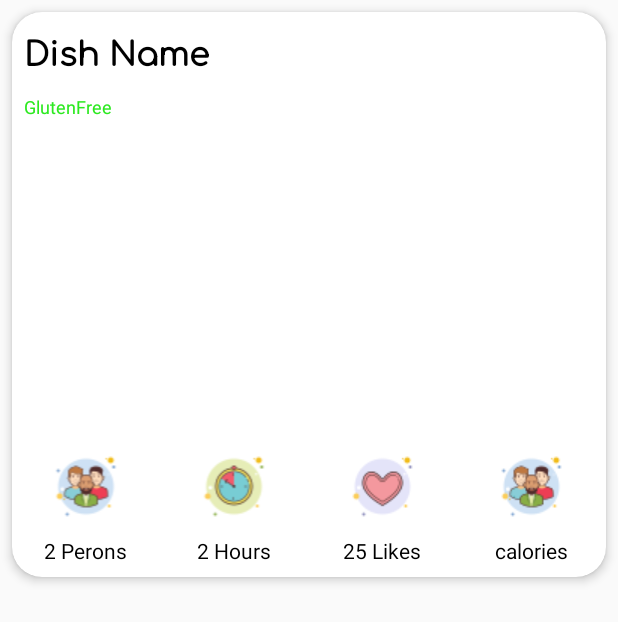
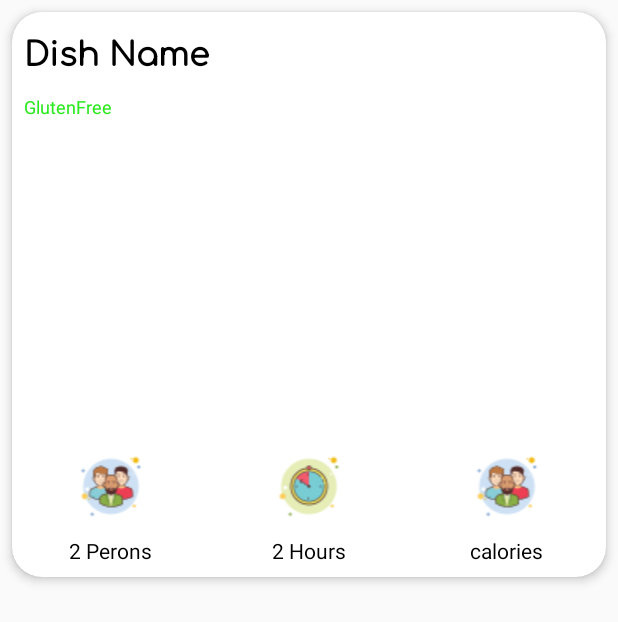
Before and after one commit to vishalmakhiijani/food-recipe-android-app, an Android app: the layout activity_list_meal_planer_recipe.xml on its own in the app's theme, with its tools: preview values and no code run, on a phone screen of 412 x 824 dp. Shown: the top 622 px of the screen. Run offline under Robolectric (Android 15) with nearby library versions, the light colour scheme and no system bars.

Commit message:
UI Upgrades

```diff
--- a/app/src/main/res/layout/activity_list_meal_planer_recipe.xml
+++ b/app/src/main/res/layout/activity_list_meal_planer_recipe.xml
@@ -120,28 +120,6 @@
                     android:textSize="14sp" />
             </LinearLayout>
 
-            <LinearLayout
-                android:layout_width="0dp"
-                android:layout_height="wrap_content"
-                android:layout_gravity="center"
-                android:layout_weight="1"
-                android:orientation="vertical">
-
-                <ImageView
-                    android:layout_width="match_parent"
-                    android:layout_height="wrap_content"
-                    android:src="@drawable/heart_50" />
-
-                <TextView
-                    android:id="@+id/textView_Likes"
-                    android:layout_width="wrap_content"
-                    android:layout_height="wrap_content"
-                    android:layout_gravity="center"
-                    android:padding="8dp"
-                    android:text="25 Likes"
-                    android:textColor="@color/black"
-                    android:textSize="14sp" />
-            </LinearLayout>
 
             <LinearLayout
                 android:layout_width="0dp"
--- a/app/src/main/res/layout/activity_splash_login.xml
+++ b/app/src/main/res/layout/activity_splash_login.xml
@@ -15,14 +15,14 @@
         <ImageView
             android:id="@+id/ImageView_Back_Button"
             android:layout_width="match_parent"
-            android:layout_height="300dp"
+            android:layout_height="400dp"
             android:padding="5dp"
-            android:src="@drawable/app_logo" />
+            android:src="@drawable/applogo_white_no_bg" />
 
         <TextView
             android:layout_width="match_parent"
             android:layout_height="wrap_content"
-            android:layout_marginTop="120dp"
+            android:layout_marginTop="50dp"
             android:fontFamily="@font/muli_black"
             android:text="@string/app_name"
             android:textAlignment="center"
```
Also changed, not shown: app/src/main/res/layout/activity_forget_password.xml (+7 -3 lines), app/src/main/res/layout/activity_login.xml (+11 -1 lines), app/src/main/res/layout/activity_main.xml (+49 -10 lines), app/src/main/res/layout/activity_profile.xml (+6 -6 lines).
